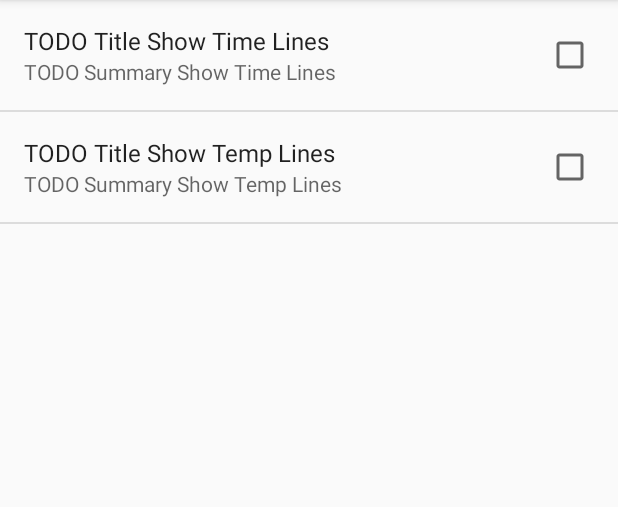
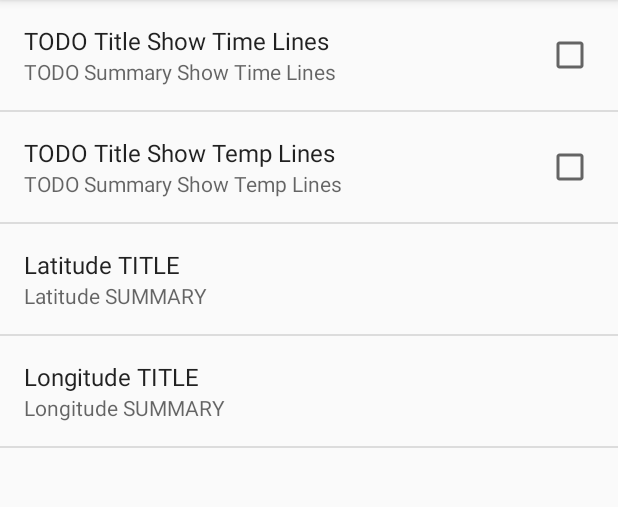
Before and after one commit to tdillon/weather-widget-number-one, an Android app: the fragment WidgetConfigFragment shown on its own in the app's theme, on a phone screen of 412 x 824 dp, the part 84-591 px from its top. Run offline under Robolectric (Android 15) with nearby library versions, the phone set to English and light mode, and no system bars; 1 statement that could not run was skipped.

```diff
--- a/app/src/main/java/tgd/mindless/drone/weatherwidgetnumberone/WidgetConfigFragment.java
+++ b/app/src/main/java/tgd/mindless/drone/weatherwidgetnumberone/WidgetConfigFragment.java
@@ -2,24 +2,35 @@ package tgd.mindless.drone.weatherwidgetnumberone;
 
 import android.appwidget.AppWidgetManager;
 import android.content.Intent;
+import android.content.SharedPreferences;
+import android.os.Bundle;
+import android.preference.Preference;
 import android.preference.PreferenceFragment;
 import android.preference.PreferenceManager;
-import android.os.Bundle;
 import android.util.Log;
 
 
 /**
  * A placeholder fragment containing a simple view.
  */
-public class WidgetConfigFragment extends PreferenceFragment {
+public class WidgetConfigFragment extends PreferenceFragment /*implements SharedPreferences.OnSharedPreferenceChangeListener*/ {
 
+    private SharedPreferences.OnSharedPreferenceChangeListener listener = new SharedPreferences.OnSharedPreferenceChangeListener() {
+        public void onSharedPreferenceChanged(SharedPreferences sharedPreferences, String key) {
+            Log.v(TAG, "onSharedPreferenceChanged:   " + key);
+            if (key.equals(WidgetConfigPreferences.LATITUDE)) {
+                Preference connectionPref = findPreference(key);
+                // Set summary to be the user-description for the selected value
+                connectionPref.setSummary(sharedPreferences.getString(key, ""));
+            }
+        }
+    };
     private int mAppWidgetId = AppWidgetManager.INVALID_APPWIDGET_ID;
     private static final String TAG = "clsWidgetConfigFragment";
 
     @Override
     public void onCreate(Bundle savedInstanceState) {
         super.onCreate(savedInstanceState);
-
 
         // Find the widget id from the intent.
         Intent intent = getActivity().getIntent();
@@ -31,5 +42,31 @@ public class WidgetConfigFragment extends PreferenceFragment {
         PreferenceManager localPrefs = getPreferenceManager();
         localPrefs.setSharedPreferencesName(WidgetConfigPreferences.getSharedPreferenceName(mAppWidgetId));
         addPreferencesFromResource(R.xml.preferences);
+
+        //getPreferenceManager().getSharedPreferences().registerOnSharedPreferenceChangeListener(this);
+        getPreferenceManager().getSharedPreferences().registerOnSharedPreferenceChangeListener(listener);
     }
+/*
+    @Override
+    public void onResume() {
+        super.onResume();
+        getPreferenceManager().getSharedPreferences().registerOnSharedPreferenceChangeListener(this);
+
+    }
+
+    @Override
+    public void onPause() {
+        getPreferenceManager().getSharedPreferences().unregisterOnSharedPreferenceChangeListener(this);
+        super.onPause();
+    }
+*//*
+    public void onSharedPreferenceChanged(SharedPreferences sharedPreferences, String key) {
+        Log.v(TAG, "onSharedPreferenceChanged:   " + key);
+        if (key.equals(WidgetConfigPreferences.LATITUDE)) {
+            Preference connectionPref = findPreference(key);
+            // Set summary to be the user-description for the selected value
+            connectionPref.setSummary(sharedPreferences.getString(key, ""));
+        }
+    }
+*/
 }
--- a/app/src/main/java/tgd/mindless/drone/weatherwidgetnumberone/WidgetConfigPreferences.java
+++ b/app/src/main/java/tgd/mindless/drone/weatherwidgetnumberone/WidgetConfigPreferences.java
@@ -14,4 +14,12 @@ public class WidgetConfigPreferences {
     public static final String getSharedPreferenceName(int appWidgetId) {
         return SHARED_PREFERENCE_PREFIX + String.valueOf(appWidgetId);
     }
+
+
+    //TODO do these have to be prefixed with pref_ ??  can i use xml somehow to abstract this out?
+    public static final String LATITUDE = "pref_latitude";
+    public static final String LONGITUDE = "pref_longitude";
+
+    public static final String RAW_WEATHER_JSON = "pref_raw_data";
+    public static final String WIDGET_CONFIG_COMPLETE = "pref_config_complete";
 }
--- a/app/src/main/res/xml/preferences.xml
+++ b/app/src/main/res/xml/preferences.xml
@@ -4,10 +4,20 @@
         android:defaultValue="false"
         android:key="pref_showTimeLines"
         android:summary="TODO Summary Show Time Lines"
-        android:title="TODO Title Show Time Lines"></CheckBoxPreference>
+        android:title="TODO Title Show Time Lines" />
     <CheckBoxPreference
         android:defaultValue="false"
         android:key="pref_showTempLines"
         android:summary="TODO Summary Show Temp Lines"
-        android:title="TODO Title Show Temp Lines"></CheckBoxPreference>
+        android:title="TODO Title Show Temp Lines" />
+    <EditTextPreference
+        android:defaultValue="39.3061"
+        android:key="pref_latitude"
+        android:summary="Latitude SUMMARY"
+        android:title="Latitude TITLE" />
+    <EditTextPreference
+        android:defaultValue="-81.3664"
+        android:key="pref_longitude"
+        android:summary="Longitude SUMMARY"
+        android:title="Longitude TITLE" />
 </PreferenceScreen>
```
Also changed, not shown: app/src/main/java/tgd/mindless/drone/weatherwidgetnumberone/AsyncWeatherDAO.java (+82 -18 lines), app/src/main/java/tgd/mindless/drone/weatherwidgetnumberone/WeatherWidget.java (+47 -32 lines), app/src/main/java/tgd/mindless/drone/weatherwidgetnumberone/WidgetConfig.java (+7 -4 lines).
